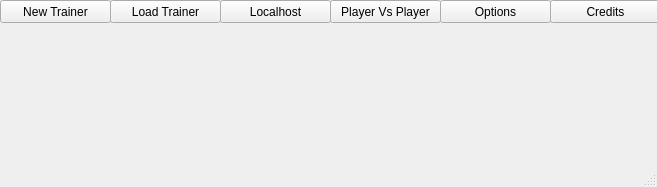
The window that ui/main_menu.ui (zenith110/pokemon_battle_sim) describes before a commit, drawn with Qt 5.
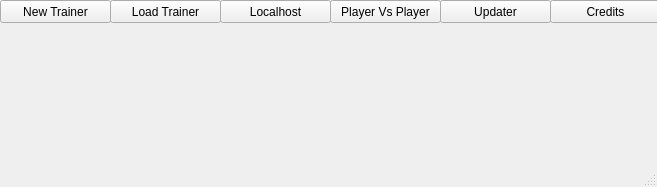
The same window after the commit. Icons and pictures are not drawn.

What changed in the file:
```diff
--- a/ui/main_menu.ui
+++ b/ui/main_menu.ui
@@ -67,7 +67,7 @@
      </rect>
     </property>
     <property name="text">
-     <string>Options</string>
+     <string>Updater</string>
     </property>
    </widget>
    <widget class="QPushButton" name="credits">
```
Left out of the diff: 4 changed lines with no effect on the pictures.
